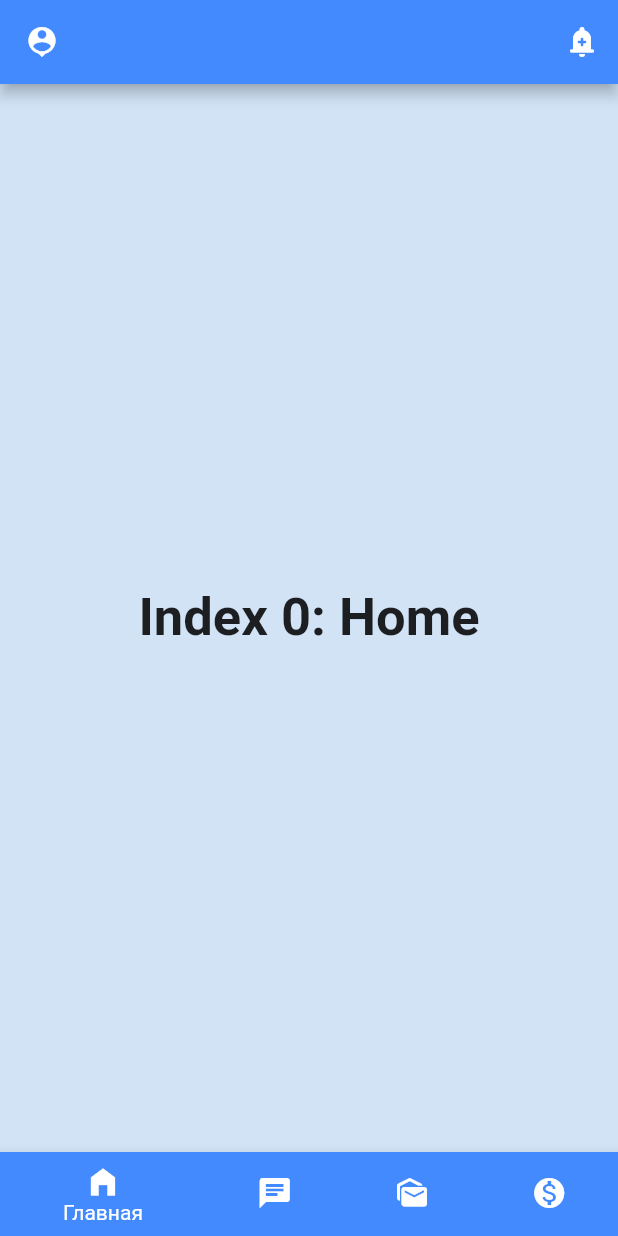
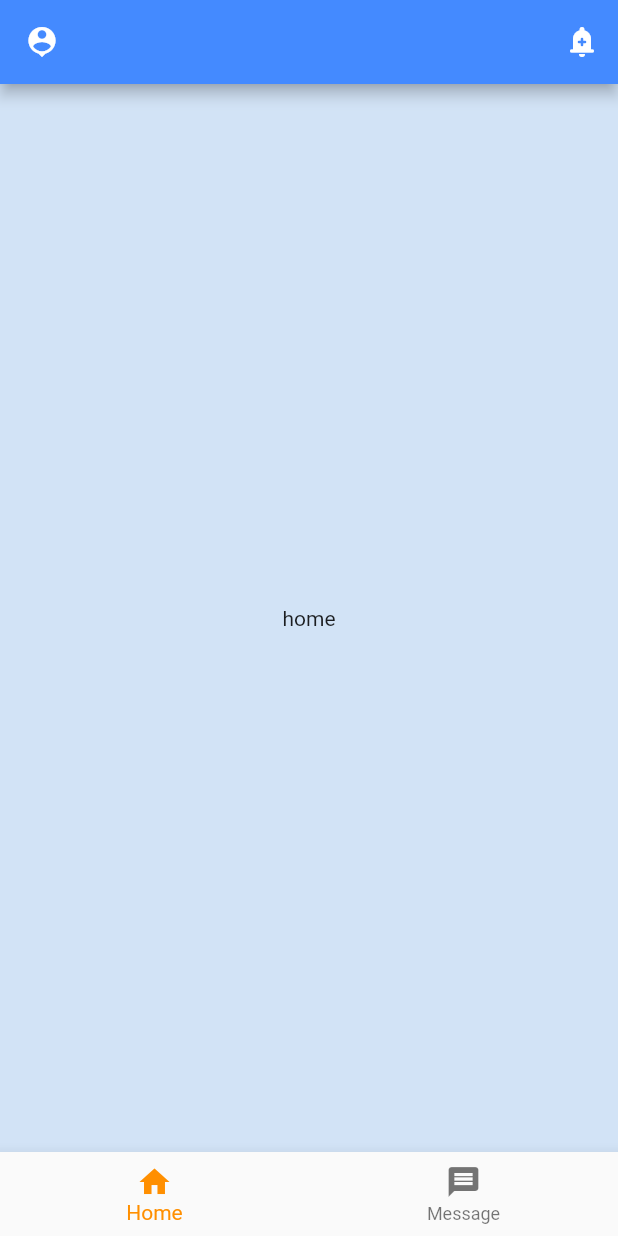
Before and after one commit to shuyanov/CommandProjectForHackathon, a Flutter app: the screen it shows after launch, on a phone screen of 412 x 824 dp. Run offline on Flutter 3.47's test engine with Material 2 defaults, Android fonts, the phone set to English and light mode, and no system bars.

Commit message:
переделанный глав экран

```diff
--- a/flutter/lib/Bar/BottomBar.dart
+++ b/flutter/lib/Bar/BottomBar.dart
@@ -1,5 +1,108 @@
 import 'package:flutter/material.dart';
 
+class HomePage extends StatefulWidget {
+  const HomePage({Key? key}) : super(key: key);
+
+  @override
+  State<HomePage> createState() => _HomePageState();
+}
+
+class _HomePageState extends State<HomePage> {
+  int _currentIndex = 0;
+
+  static const _navigationBarItems = <BottomNavigationBarItem>[
+    BottomNavigationBarItem(
+      icon: Icon(Icons.home),
+      label: 'Home',
+      backgroundColor: Colors.blueAccent,
+    ),
+    BottomNavigationBarItem(
+      icon: Icon(Icons.message),
+      label: 'Message',
+      backgroundColor: Colors.blue,
+    ),
+  ];
+
+  static const List<Widget> _pages = <Widget>[
+    Text('home'),
+    Text('message'),
+    Text('person'),
+  ];
+
+  @override
+  Widget build(BuildContext context) {
+    return Scaffold(
+      appBar: AppBar(
+        backgroundColor: Colors.blueAccent,
+        leading: IconButton(
+          icon: const Icon(Icons.person_pin),
+          onPressed: () {
+            Navigator.push(context, MaterialPageRoute<void>(
+              builder: (BuildContext){
+                return Scaffold(
+                    appBar: AppBar(
+                      title: const Text('Профиль'),
+                      backgroundColor: Colors.blueAccent,//Color.fromARGB(255, 210, 227, 246)
+                ),
+                body: SafeArea(
+                  child: Row(
+                    mainAxisAlignment: MainAxisAlignment.center,
+                    children: [
+                      Column(
+                        children: [
+                        Padding(padding: EdgeInsets.only(top: 30)),
+                        CircleAvatar(
+                          backgroundImage: AssetImage('image/llll.jpg'),
+                          radius: 60,
+                        ),
+                        Text('Имя пользователя', style: TextStyle(fontSize: 32)),
+                        ],
+                       )
+                      ],
+                     ),
+                    ),
+                  );
+                }
+            ));
+          },
+        ),
+        actions: <Widget>[
+          IconButton(
+            icon: const Icon(Icons.add_alert_rounded),
+            tooltip: 'Уведомления',
+            onPressed: () {
+              Navigator.push(context, MaterialPageRoute<void>(
+                  builder: (BuildContext){
+                    return Scaffold(
+                      appBar: AppBar(
+                        title: const Text('Уведомления'),
+                        backgroundColor: Colors.blueAccent,
+                      ),
+                    );
+                  }
+              ));
+            },
+          )
+        ],
+      ),
+      body: Center(
+        child: _pages.elementAt(_currentIndex),
+      ),
+      bottomNavigationBar: BottomNavigationBar(
+        items: _navigationBarItems,
+        currentIndex: _currentIndex,
+        selectedItemColor: Colors.amber[800],
+        onTap: (int index) {
+          setState(() {
+            _currentIndex = index;
+          });
+        },
+      ),
+    );
+  }
+}
+
+/*
 class MyStatefulWidget extends StatefulWidget {
   const MyStatefulWidget({super.key});
 
@@ -19,14 +122,16 @@ class _MyStatefulWidgetState extends State<MyStatefulWidget> {
       'Index 1: Чаты',
       style: optionStyle,
     ),
-    Text(
+    */
+/*Text(
       'Index 2: Заявки',
       style: optionStyle,
     ),
     Text(
       'Index 3: Оплата',
       style: optionStyle,
-    ),
+    ),*//*
+
   ];
 
   void _onItemTapped(int index) {
@@ -96,8 +201,20 @@ class _MyStatefulWidgetState extends State<MyStatefulWidget> {
       body: Center(
         child: _WidgetOption.elementAt(_selectedIndex),
       ),
+        static const _navigationBarItems <>[
+    BottomNavigationBarItem(
+    icon: Icon(Icons.home_filled),
+    label: 'Главная',
+    backgroundColor: Colors.blueAccent,
+    ),
+    BottomNavigationBarItem(
+    icon: Icon(Icons.chat),
+    label: 'Чаты',
+    backgroundColor: Colors.blue,
+    ),
+    ]
       bottomNavigationBar: BottomNavigationBar(
-        items: <BottomNavigationBarItem> [
+        items: const <BottomNavigationBarItem> [
           BottomNavigationBarItem(
             icon: Icon(Icons.home_filled),
             label: 'Главная',
@@ -106,9 +223,10 @@ class _MyStatefulWidgetState extends State<MyStatefulWidget> {
           BottomNavigationBarItem(
             icon: Icon(Icons.chat),
             label: 'Чаты',
-            backgroundColor: Colors.blue.shade800,
+            backgroundColor: Colors.blue,
           ),
-          BottomNavigationBarItem(
+          */
+/*BottomNavigationBarItem(
             icon: Icon(Icons.mark_as_unread),
             label: 'Заявки',
             backgroundColor: Colors.purple.shade500,
@@ -117,12 +235,13 @@ class _MyStatefulWidgetState extends State<MyStatefulWidget> {
             icon: Icon(Icons.monetization_on),
             label: 'Оплата',
             backgroundColor: Colors.yellow.shade700,
-          ),
+          ),*//*
+
         ],
         currentIndex: _selectedIndex,
-        selectedItemColor: Colors.white,
         onTap: _onItemTapped,
       ),
     );
   }
 }
+*/
--- a/flutter/lib/main.dart
+++ b/flutter/lib/main.dart
@@ -9,7 +9,7 @@ class MyApp extends StatelessWidget {
   Widget build(BuildContext context) {
     return MaterialApp(
       theme: ThemeData(scaffoldBackgroundColor: const Color.fromARGB(255, 210, 227, 246)),
-      home: MyStatefulWidget(),
+      home: HomePage(),
       debugShowCheckedModeBanner: false,
     );
   }
--- /dev/null
+++ b/flutter/lib/notification_service.dart
@@ -0,0 +1,6 @@
+/*
+import 'package:flutter_local_notifications/flutter_local_notifications.dart';
+
+class NotificationService {
+
+}*/
--- a/flutter/pubspec.yaml
+++ b/flutter/pubspec.yaml
@@ -31,6 +31,7 @@ environment:
 dependencies:
   flutter:
     sdk: flutter
+  #flutter_local_notifications: ^5.0.0+1
 
 
   # The following adds the Cupertino Icons font to your application.
```
